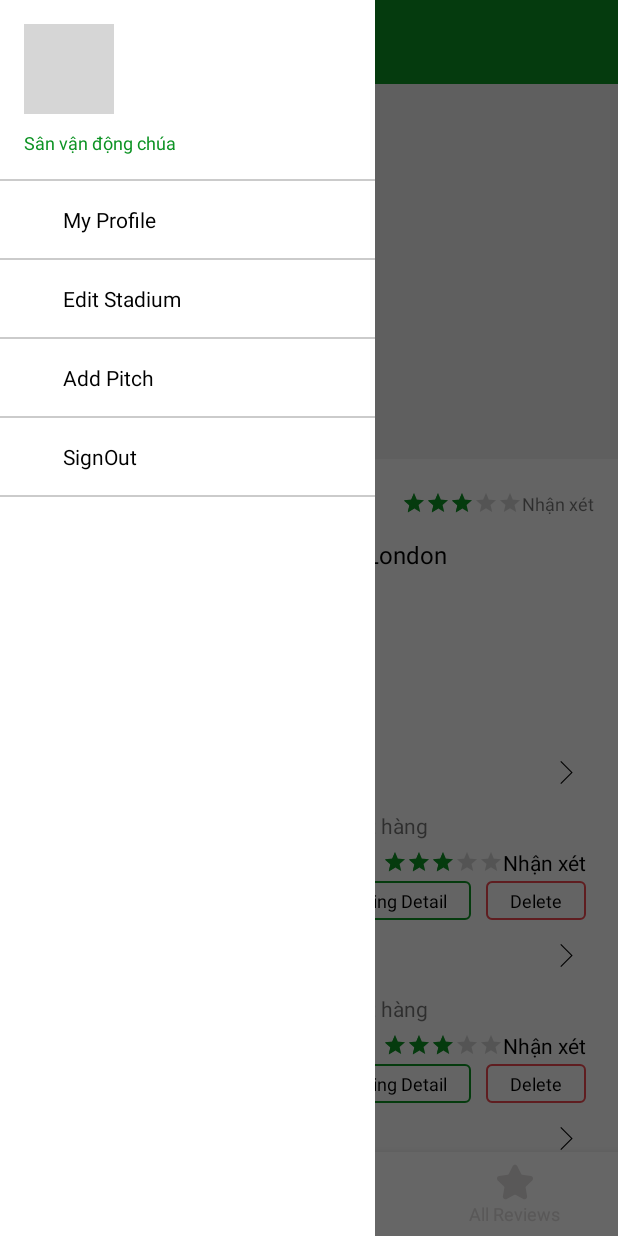
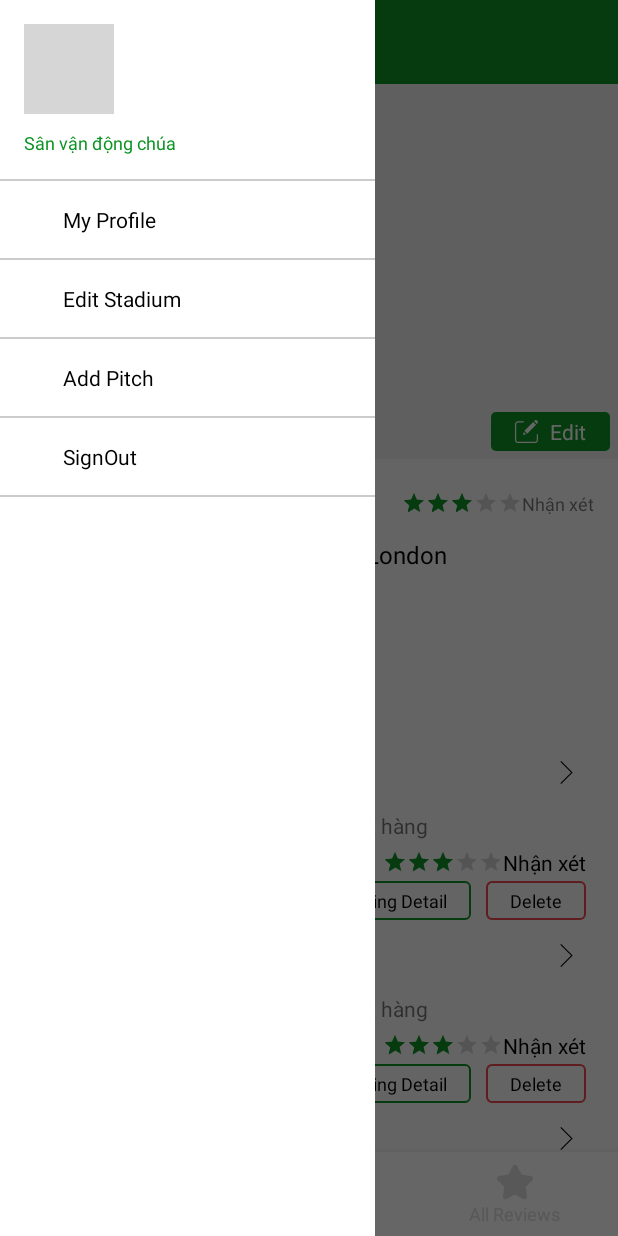
Before and after one commit to binarydata123/Sliko-App, an Android app: the StadiumDetailsFragment screen opened directly, with no data from a screen before it, with the side drawer open, on a phone screen of 412 x 824 dp. Run offline under Robolectric (Android 15) with nearby library versions, the phone set to English and light mode, and no system bars; our stand-ins replace ButterKnife, CircleImageView, EventBus, Picasso; libraries missing offline, so code that uses them is left out: com.github.ybq.android, hyogeun.github.com, me.relex.circleindicator; plain views replace CircleIndicator, ColorRatingBar; pictures from the network do not load; 1 statement that could not run was skipped; grey boxes are pictures that could not be loaded.

Commit message:
added clicks for details

```diff
--- a/app/src/main/AndroidManifest.xml
+++ b/app/src/main/AndroidManifest.xml
@@ -24,6 +24,8 @@
             android:windowSoftInputMode="stateAlwaysHidden">
             <intent-filter>
                 <action android:name="android.intent.action.MAIN" />
+
+
 
                 <category android:name="android.intent.category.LAUNCHER" />
             </intent-filter>
@@ -86,6 +88,10 @@
             android:name=".owner.activity.AddPitchActivity"
             android:theme="@style/Splash.Theme"
             android:windowSoftInputMode="stateAlwaysHidden" />
+        <activity
+            android:name=".owner.activity.EditStadiumActivity"
+            android:theme="@style/Splash.Theme"
+            android:windowSoftInputMode="stateAlwaysHidden" />
     </application>
 
 </manifest>
--- a/app/src/main/java/app/sliko/owner/adapter/PitchAdapterOwner.java
+++ b/app/src/main/java/app/sliko/owner/adapter/PitchAdapterOwner.java
@@ -54,25 +54,25 @@ public class PitchAdapterOwner extends RecyclerView.Adapter<PitchAdapterOwner.My
         Picasso.get().load(Api.DUMMY_PROFILE).into(myViewHolder.pitchImage);
 //        Picasso.get().load(pitchModelArrayList.get(i).getPitch_gallery().get(0)).into(myViewHolder.pitchImage);
 //        myViewHolder.pitchRating.setRating(Float.parseFloat(pitchModelArrayList.get(i).getPitch_review_avg()));
-//        myViewHolder.viewDetailsButton.setOnClickListener(new View.OnClickListener() {
-//            @Override
-//            public void onClick(View view) {
-//
-//            }
-//        });
-//        Picasso.get().load(Api.DUMMY_PROFILE).into(myViewHolder.pitchImage);
-//        myViewHolder.viewBookingDetailsButton.setOnClickListener(new View.OnClickListener() {
-//            @Override
-//            public void onClick(View view) {
-//                ((Activity) context).startActivity(new Intent(context, OwnerPitchBookingActivity.class));
-//            }
-//        });
-//        myViewHolder.viewDetailsButton.setOnClickListener(new View.OnClickListener() {
-//            @Override
-//            public void onClick(View view) {
-//                ((Activity) context).startActivity(new Intent(context, PitchDetailActivity.class));
-//            }
-//        });
+         myViewHolder.viewDetailsButton.setOnClickListener(new View.OnClickListener() {
+            @Override
+            public void onClick(View view) {
+            }
+        });
+
+        Picasso.get().load(Api.DUMMY_PROFILE).into(myViewHolder.pitchImage);
+        myViewHolder.viewBookingDetailsButton.setOnClickListener(new View.OnClickListener() {
+            @Override
+            public void onClick(View view) {
+                ((Activity) context).startActivity(new Intent(context, OwnerPitchBookingActivity.class));
+            }
+        });
+        myViewHolder.viewDetailsButton.setOnClickListener(new View.OnClickListener() {
+            @Override
+            public void onClick(View view) {
+                ((Activity) context).startActivity(new Intent(context, PitchDetailActivity.class));
+            }
+        });
     }
 
 
--- a/app/src/main/java/app/sliko/owner/fragment/StadiumDetailsFragment.java
+++ b/app/src/main/java/app/sliko/owner/fragment/StadiumDetailsFragment.java
@@ -32,6 +32,7 @@ import java.util.ArrayList;
 import app.sliko.R;
 import app.sliko.adapter.StadiumImagesAdapter;
 import app.sliko.owner.activity.AddStadiumActivity;
+import app.sliko.owner.activity.EditStadiumActivity;
 import app.sliko.owner.adapter.PitchAdapterOwner;
 import app.sliko.owner.events.SuccessFullyStadiumCreated;
 import app.sliko.owner.model.PitchModel;
@@ -75,6 +76,8 @@ public class StadiumDetailsFragment extends Fragment {
     ColorRatingBar stadiumRating;
     @BindView(R.id.createdDate)
     TextView createdDate;
+    @BindView(R.id.editStadiumLayout)
+    LinearLayout editStadiumLayout;
     private ArrayList<String> reviewsModelArrayList;
     private StadiumImagesAdapter stadiumImagesAdapter;
     private View view;
@@ -112,7 +115,7 @@ public class StadiumDetailsFragment extends Fragment {
             EventBus.getDefault().register(this);
         }
         weakReference = new WeakReference<>(StadiumDetailsFragment.this);
-
+        editStadiumLayout.setVisibility(View.VISIBLE);
         return view;
     }
 
@@ -228,6 +231,12 @@ public class StadiumDetailsFragment extends Fragment {
                 startActivity(new Intent(getActivity(), AddStadiumActivity.class));
             }
         });
+        editStadiumLayout.setOnClickListener(new View.OnClickListener() {
+            @Override
+            public void onClick(View view) {
+                startActivity(new Intent(getActivity(), EditStadiumActivity.class));
+            }
+        });
     }
 
     @Subscribe(threadMode = ThreadMode.MAIN, sticky = true)
--- /dev/null
+++ b/app/src/main/res/drawable/ic_edit_white.xml
@@ -0,0 +1,7 @@
+<vector android:height="15dp" android:viewportHeight="381"
+    android:viewportWidth="381.53418" android:width="15dp" xmlns:android="http://schemas.android.com/apk/res/android">
+    <path android:fillColor="#ffffff" android:pathData="m370.59,231.965c-5.523,0 -10,4.477 -10,10v88.793c-0.02,16.559 -13.438,29.98 -30,30h-280.59c-16.563,-0.02 -29.98,-13.441 -30,-30v-260.59c0.02,-16.563 13.438,-29.98 30,-30h88.789c5.523,0 10,-4.477 10,-10 0,-5.523 -4.477,-10 -10,-10h-88.789c-27.602,0.031 -49.969,22.398 -50,50v260.59c0.031,27.602 22.398,49.969 50,50h280.59c27.602,-0.031 49.969,-22.398 50,-50v-88.789c0,-5.523 -4.477,-10.004 -10,-10.004zM370.59,231.965"/>
+    <path android:fillColor="#ffffff" android:pathData="m156.367,179.344 l146.012,-146.016 47.09,47.09 -146.012,146.016zM156.367,179.344"/>
+    <path android:fillColor="#ffffff" android:pathData="m132.543,250.258 l52.039,-14.414 -37.625,-37.625zM132.543,250.258"/>
+    <path android:fillColor="#ffffff" android:pathData="m362.488,8.578c-9.77,-9.746 -25.586,-9.746 -35.355,0l-10.605,10.605 47.09,47.09 10.605,-10.605c9.75,-9.77 9.75,-25.586 0,-35.355zM362.488,8.578"/>
+</vector>
--- a/app/src/main/res/layout/owner_fragment_stadium_detail.xml
+++ b/app/src/main/res/layout/owner_fragment_stadium_detail.xml
@@ -54,6 +54,30 @@
                         app:ci_orientation="horizontal">
 
                     </me.relex.circleindicator.CircleIndicator>
+
+                    <LinearLayout
+                        android:visibility="gone"
+                        android:id="@+id/editStadiumLayout"
+                        android:layout_width="wrap_content"
+                        android:layout_gravity="end|bottom"
+                        android:layout_margin="5dp"
+                        android:layout_height="wrap_content"
+                        android:background="@drawable/edit_bg_green"
+                        android:gravity="center"
+                        android:orientation="vertical"
+                        android:paddingLeft="16dp"
+                        android:paddingTop="3dp"
+                        android:paddingRight="16dp"
+                        android:paddingBottom="3dp">
+
+                        <TextView
+                            android:layout_width="wrap_content"
+                            android:layout_height="wrap_content"
+                            android:drawableLeft="@drawable/ic_edit_white"
+                            android:drawablePadding="8dp"
+                            android:textColor="@color/white"
+                            android:text="Edit" />
+                    </LinearLayout>
                 </FrameLayout>
             </com.google.android.material.appbar.CollapsingToolbarLayout>
         </com.google.android.material.appbar.AppBarLayout>
@@ -142,21 +166,19 @@
                             android:id="@+id/stadiumDescription"
                             android:layout_width="wrap_content"
                             android:layout_height="wrap_content"
-                            android:text="@string/stadiumDescription"
-                            />
+                            android:text="@string/stadiumDescription" />
 
                         <TextView
                             android:id="@+id/stadiumLocation"
                             android:layout_width="wrap_content"
                             android:layout_height="wrap_content"
-                            android:text="@string/stadiumLocation"
-                          />
+                            android:text="@string/stadiumLocation" />
+
                         <TextView
                             android:id="@+id/createdDate"
                             android:layout_width="wrap_content"
                             android:layout_height="wrap_content"
-                            android:text="@string/addedon"
-                          />
+                            android:text="@string/addedon" />
 
 
                     </LinearLayout>
@@ -198,7 +220,8 @@
                         android:layout_width="28sp"
                         android:layout_height="28sp"
                         android:layout_gravity="center_horizontal"
-                        android:layout_marginTop="25dp" />
+                        android:layout_marginTop="25dp"
+                        android:visibility="gone" />
                 </FrameLayout>
             </LinearLayout>
 
```
